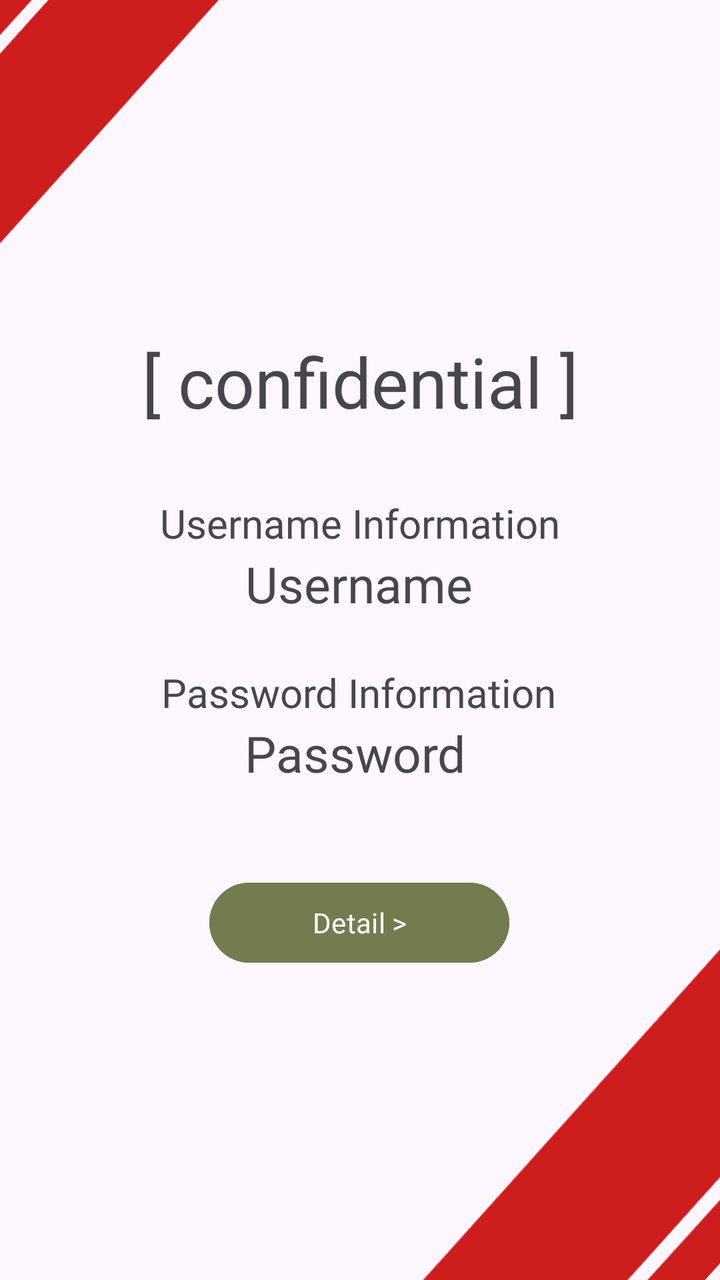
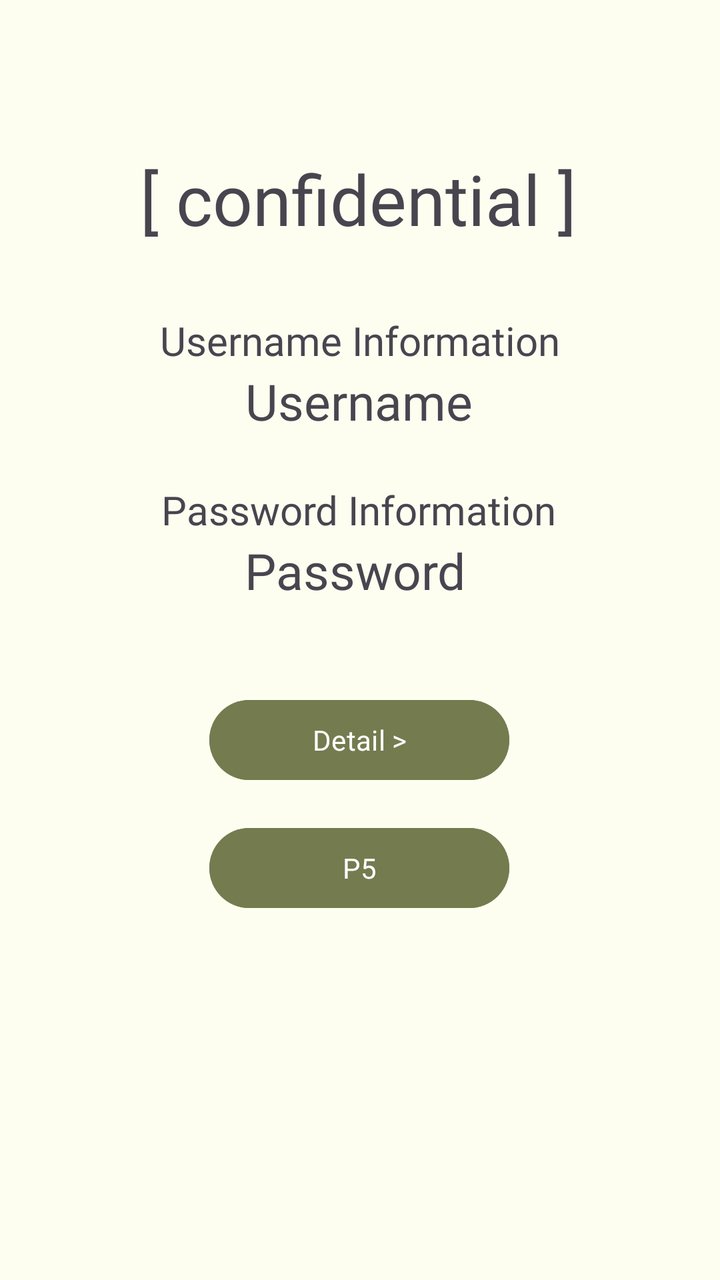

Screens rendered from an Android XML layout before and after an edit, with the pre-edit source and the edit as a unified diff.
<!-- AndroidManifest.xml: application theme Theme.Sherine_TIA -->
<!-- res/layout/activity_main.xml -->
<?xml version="1.0" encoding="utf-8"?>
<androidx.constraintlayout.widget.ConstraintLayout xmlns:android="http://schemas.android.com/apk/res/android"
    xmlns:app="http://schemas.android.com/apk/res-auto"
    xmlns:tools="http://schemas.android.com/tools"
    android:id="@+id/main"
    android:layout_width="match_parent"
    android:layout_height="match_parent"
    tools:context=".MainActivity">

    <ImageView
        android:id="@+id/imageView12"
        android:layout_width="452dp"
        android:layout_height="239dp"
        android:layout_marginEnd="92dp"
        app:layout_constraintBottom_toBottomOf="parent"
        app:layout_constraintEnd_toEndOf="parent"
        app:layout_constraintTop_toTopOf="parent"
        app:layout_constraintVertical_bias="0.0"
        app:srcCompat="@drawable/red" />

    <ImageView
        android:id="@+id/imageView13"
        android:layout_width="440dp"
        android:layout_height="287dp"
        android:layout_marginStart="72dp"
        android:rotation="-180"
        app:layout_constraintBottom_toBottomOf="parent"
        app:layout_constraintStart_toStartOf="parent"
        app:layout_constraintTop_toTopOf="parent"
        app:layout_constraintVertical_bias="1.0"
        app:srcCompat="@drawable/red" />

    <TextView
        android:id="@+id/password"
        android:layout_width="wrap_content"
        android:layout_height="wrap_content"
        android:layout_marginStart="80dp"
        android:layout_marginEnd="84dp"
        android:fontFamily="@font/cinzel_regular"
        android:text="Password"
        android:textSize="25dp"
        app:layout_constraintEnd_toEndOf="parent"
        app:layout_constraintHorizontal_bias="0.494"
        app:layout_constraintStart_toStartOf="parent"
        app:layout_constraintTop_toBottomOf="@+id/txtPassword" />

    <TextView
        android:id="@+id/textView5"
        android:layout_width="wrap_content"
        android:layout_height="wrap_content"
        android:fontFamily="@font/cinzel_bold"
        android:text="[ confidential ]"
        android:textSize="35dp"
        app:layout_constraintBottom_toBottomOf="parent"
        app:layout_constraintEnd_toEndOf="parent"
        app:layout_constraintStart_toStartOf="parent"
        app:layout_constraintTop_toTopOf="parent"
        app:layout_constraintVertical_bias="0.282" />

    <TextView
        android:id="@+id/username"
        android:layout_width="wrap_content"
        android:layout_height="wrap_content"
        android:fontFamily="@font/cinzel_regular"
        android:text="Username"
        android:textSize="25dp"
        app:layout_constraintEnd_toEndOf="parent"
        app:layout_constraintHorizontal_bias="0.498"
        app:layout_constraintStart_toStartOf="parent"
        app:layout_constraintTop_toBottomOf="@+id/txtUsername" />

    <TextView
        android:id="@+id/txtUsername"
        android:layout_width="wrap_content"
        android:layout_height="wrap_content"
        android:layout_marginTop="34dp"
        android:fontFamily="@font/cinzel_bold"
        android:text="Username Information"
        android:textSize="20sp"
        app:layout_constraintEnd_toEndOf="parent"
        app:layout_constraintStart_toStartOf="parent"
        app:layout_constraintTop_toBottomOf="@+id/textView5" />

    <TextView
        android:id="@+id/txtPassword"
        android:layout_width="wrap_content"
        android:layout_height="wrap_content"
        android:layout_marginTop="24dp"
        android:fontFamily="@font/cinzel_bold"
        android:text="Password Information"
        android:textSize="20sp"
        app:layout_constraintEnd_toEndOf="parent"
        app:layout_constraintHorizontal_bias="0.496"
        app:layout_constraintStart_toStartOf="parent"
        app:layout_constraintTop_toBottomOf="@+id/username" />

    <Button
        android:id="@+id/btnDetail"
        android:layout_width="150dp"
        android:layout_height="wrap_content"
        android:layout_marginTop="44dp"
        android:backgroundTint="@color/button"
        android:fontFamily="@font/godofwar"
        android:text="Detail >"
        app:layout_constraintEnd_toEndOf="parent"
        app:layout_constraintHorizontal_bias="0.498"
        app:layout_constraintStart_toStartOf="parent"
        app:layout_constraintTop_toBottomOf="@+id/password" />

</androidx.constraintlayout.widget.ConstraintLayout>
<!-- resources referenced by this layout -->
<resources>
  <color name="button">#747B4F</color>
  <!-- drawable red: jpeg bitmap (drawable, 53799 bytes) -->
  <style name="Theme.Sherine_TIA" parent="Base.Theme.Sherine_TIA" />
  <style name="Base.Theme.Sherine_TIA" parent="Theme.Material3.DayNight.NoActionBar">
          
          
      </style>
</resources>

<!-- the commit's change to res/layout/activity_main.xml (unified diff, before → after) -->
@@ -5,30 +5,8 @@
     android:id="@+id/main"
     android:layout_width="match_parent"
     android:layout_height="match_parent"
+    android:background="@color/bgColour"
     tools:context=".MainActivity">
-
-    <ImageView
-        android:id="@+id/imageView12"
-        android:layout_width="452dp"
-        android:layout_height="239dp"
-        android:layout_marginEnd="92dp"
-        app:layout_constraintBottom_toBottomOf="parent"
-        app:layout_constraintEnd_toEndOf="parent"
-        app:layout_constraintTop_toTopOf="parent"
-        app:layout_constraintVertical_bias="0.0"
-        app:srcCompat="@drawable/red" />
-
-    <ImageView
-        android:id="@+id/imageView13"
-        android:layout_width="440dp"
-        android:layout_height="287dp"
-        android:layout_marginStart="72dp"
-        android:rotation="-180"
-        app:layout_constraintBottom_toBottomOf="parent"
-        app:layout_constraintStart_toStartOf="parent"
-        app:layout_constraintTop_toTopOf="parent"
-        app:layout_constraintVertical_bias="1.0"
-        app:srcCompat="@drawable/red" />
 
     <TextView
         android:id="@+id/password"
@@ -48,14 +26,14 @@
         android:id="@+id/textView5"
         android:layout_width="wrap_content"
         android:layout_height="wrap_content"
+        android:layout_marginTop="76dp"
         android:fontFamily="@font/cinzel_bold"
         android:text="[ confidential ]"
         android:textSize="35dp"
-        app:layout_constraintBottom_toBottomOf="parent"
         app:layout_constraintEnd_toEndOf="parent"
+        app:layout_constraintHorizontal_bias="0.495"
         app:layout_constraintStart_toStartOf="parent"
-        app:layout_constraintTop_toTopOf="parent"
-        app:layout_constraintVertical_bias="0.282" />
+        app:layout_constraintTop_toTopOf="parent" />
 
     <TextView
         android:id="@+id/username"
@@ -107,4 +85,17 @@
         app:layout_constraintStart_toStartOf="parent"
         app:layout_constraintTop_toBottomOf="@+id/password" />
 
+    <Button
+        android:id="@+id/btnP5"
+        android:layout_width="150dp"
+        android:layout_height="wrap_content"
+        android:layout_marginTop="16dp"
+        android:backgroundTint="@color/button"
+        android:fontFamily="@font/godofwar"
+        android:text="P5"
+        app:layout_constraintEnd_toEndOf="parent"
+        app:layout_constraintHorizontal_bias="0.498"
+        app:layout_constraintStart_toStartOf="parent"
+        app:layout_constraintTop_toBottomOf="@+id/btnDetail" />
+
 </androidx.constraintlayout.widget.ConstraintLayout>
<!-- resource entries referenced after the edit -->
@@ -1,7 +1,7 @@
 <!-- resources referenced by this layout -->
 <resources>
+  <color name="bgColour">#FDFEF0</color>
   <color name="button">#747B4F</color>
-  <!-- drawable red: jpeg bitmap (drawable, 53799 bytes) -->
   <style name="Theme.Sherine_TIA" parent="Base.Theme.Sherine_TIA" />
   <style name="Base.Theme.Sherine_TIA" parent="Theme.Material3.DayNight.NoActionBar">
           
